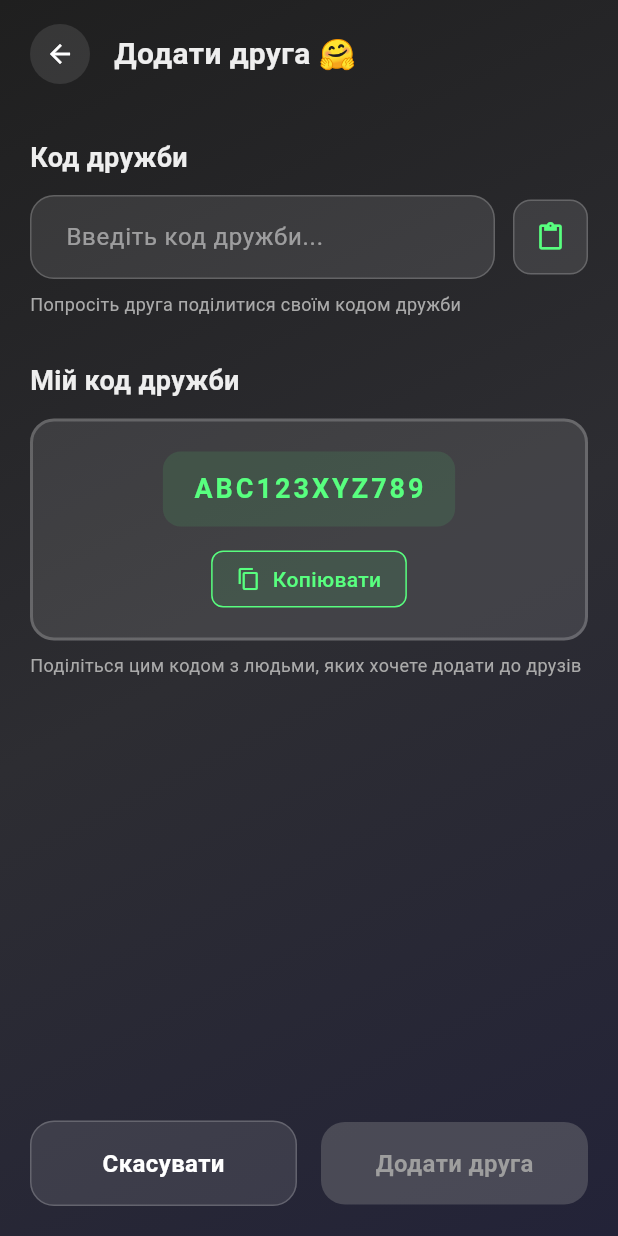
After one commit to Kvazar-213452/Voxta-mobile, a Flutter app: the AddFriendScreen screen opened directly, on a phone screen of 412 x 824 dp. The commit adds this screen. Run offline on Flutter 3.47's test engine with Material 3 defaults, Android fonts, the phone set to English and light mode, and no system bars; our stand-ins replace flutter_secure_storage, image_picker, socket_io_client, sqflite, sqflite_common_ffi; missing offline and left inert: asn1lib, pointycastle; accounts and stored records are empty.

Commit message:
add add firend window

```diff
--- a/lib/screens/main_screen.dart
+++ b/lib/screens/main_screen.dart
@@ -5,10 +5,11 @@ import 'widgets/main/chat_room_widget.dart';
 import 'widgets/main/loading_screen_widget.dart';
 import 'widgets/main/empty_state_widget.dart';
 import 'widgets/main/app_background.dart';
-import 'widgets/main/windows/settings/settings_window.dart';
+import 'widgets/main/windows/settings/settings_windo.dart';
 import '../services/chat/socket_service.dart';
 import '../../models/storage_user.dart';
-import 'widgets/main/windows/add_chat/add_chat_windows.dart';
+import 'widgets/main/windows/add_chat/add_chat_window.dart';
+import 'widgets/main/windows/add_friend/add_friend_window.dart';
 
 class MainScreen extends StatefulWidget {
   const MainScreen({super.key});
@@ -16,7 +17,7 @@ class MainScreen extends StatefulWidget {
   @override
   State<MainScreen> createState() => _MainScreenState();
 }
-// ChatListWidget
+
 class _MainScreenState extends State<MainScreen> {
   int currentIndex = 0;
   String currentChatName = "Оберіть чат";
@@ -191,6 +192,7 @@ class _MainScreenState extends State<MainScreen> {
       onChatTap: _onChatTap,
       onSettingsTap: _openSettings,
       onAddChatTap: _openAddChat,
+      onAddFriendTap: _openAddFriend,
     );
   }
 
@@ -327,4 +329,12 @@ class _MainScreenState extends State<MainScreen> {
       builder: (context) => const AddChatScreen(),
     );
   }
+
+  void _openAddFriend() {
+    showDialog(
+      context: context,
+      barrierDismissible: false,
+      builder: (context) => const AddFriendScreen(),
+    );
+  }
 }
--- a/lib/screens/widgets/main/chat_list_widget.dart
+++ b/lib/screens/widgets/main/chat_list_widget.dart
@@ -8,6 +8,7 @@ class ChatListWidget extends StatelessWidget {
   final Function(ChatItem) onChatTap;
   final VoidCallback onSettingsTap;
   final VoidCallback onAddChatTap;
+  final VoidCallback onAddFriendTap;
 
   const ChatListWidget({
     super.key,
@@ -16,6 +17,7 @@ class ChatListWidget extends StatelessWidget {
     required this.onChatTap,
     required this.onSettingsTap,
     required this.onAddChatTap,
+    required this.onAddFriendTap,
   });
 
   @override
@@ -48,7 +50,7 @@ class ChatListWidget extends StatelessWidget {
                         ),
                         Row(
                           children: [
-                            _buildHeaderButton(Icons.group, () {}),
+                            _buildHeaderButton(Icons.group, onAddFriendTap),
                             const SizedBox(width: 8),
                             _buildHeaderButton(Icons.add, onAddChatTap),
                             const SizedBox(width: 8),
--- /dev/null
+++ b/lib/screens/widgets/main/windows/add_friend/add_friend_window.dart
@@ -0,0 +1,337 @@
+import 'package:flutter/material.dart';
+import 'package:flutter/services.dart';
+import 'header.dart';
+import 'footer.dart';
+
+class AddFriendScreen extends StatefulWidget {
+  const AddFriendScreen({super.key});
+
+  @override
+  State<AddFriendScreen> createState() => _AddFriendScreenState();
+}
+
+class _AddFriendScreenState extends State<AddFriendScreen> with TickerProviderStateMixin {
+  final TextEditingController _friendCodeController = TextEditingController();
+  final TextEditingController _friendNameController = TextEditingController();
+
+  bool _isFormValid = false;
+  String _selectedFriendType = 'friend';
+
+  late AnimationController _animationController;
+  late Animation<double> _slideAnimation;
+  late Animation<double> _fadeAnimation;
+
+  @override
+  void initState() {
+    super.initState();
+
+    _animationController = AnimationController(
+      duration: const Duration(milliseconds: 300),
+      vsync: this,
+    );
+
+    _slideAnimation = Tween<double>(
+      begin: 1.0,
+      end: 0.0,
+    ).animate(CurvedAnimation(
+      parent: _animationController,
+      curve: Curves.easeOutCubic,
+    ));
+
+    _fadeAnimation = Tween<double>(
+      begin: 0.0,
+      end: 1.0,
+    ).animate(CurvedAnimation(
+      parent: _animationController,
+      curve: Curves.easeOut,
+    ));
+
+    _animationController.forward();
+
+    _friendCodeController.addListener(_validateForm);
+    _friendNameController.addListener(_validateForm);
+  }
+
+  @override
+  void dispose() {
+    _animationController.dispose();
+    _friendCodeController.dispose();
+    _friendNameController.dispose();
+    super.dispose();
+  }
+
+  void _validateForm() {
+    setState(() {
+      _isFormValid = _friendCodeController.text.trim().isNotEmpty;
+    });
+  }
+
+  void _closeScreen() {
+    _animationController.reverse().then((_) {
+      Navigator.of(context).pop();
+    });
+  }
+
+  void _addFriend() {
+    if (_isFormValid) {
+      // Here you would typically call your friend addition logic
+      print('Adding friend with code: ${_friendCodeController.text}');
+      print('Friend name: ${_friendNameController.text}');
+      print('Friend type: $_selectedFriendType');
+
+      _closeScreen();
+    }
+  }
+
+  void _pasteFromClipboard() async {
+    ClipboardData? data = await Clipboard.getData('text/plain');
+    if (data != null) {
+      _friendCodeController.text = data.text ?? '';
+    }
+  }
+
+  @override
+  Widget build(BuildContext context) {
+    return AnimatedBuilder(
+      animation: _animationController,
+      builder: (context, child) {
+        return Scaffold(
+          backgroundColor: const Color(0xFF1A1A1A),
+          body: Transform.translate(
+            offset: Offset(MediaQuery.of(context).size.width * _slideAnimation.value, 0),
+            child: Opacity(
+              opacity: _fadeAnimation.value,
+              child: Container(
+                decoration: const BoxDecoration(
+                  gradient: LinearGradient(
+                    begin: Alignment.topLeft,
+                    end: Alignment.bottomRight,
+                    colors: [
+                      Color(0xFF1F1F1F),
+                      Color(0xFF2D2D32),
+                      Color(0xFF232338),
+                    ],
+                  ),
+                ),
+                child: SafeArea(
+                  child: Column(
+                    children: [
+                      FriendHeader(onBack: _closeScreen),
+                      Expanded(
+                        child: _buildBody(),
+                      ),
+                      FriendFooter(
+                        onCancel: _closeScreen,
+                        onAdd: _addFriend,
+                        isFormValid: _isFormValid,
+                      ),
+                    ],
+                  ),
+                ),
+              ),
+            ),
+          ),
+        );
+      },
+    );
+  }
+
+  Widget _buildBody() {
+    return SingleChildScrollView(
+      padding: const EdgeInsets.all(20),
+      child: Column(
+        crossAxisAlignment: CrossAxisAlignment.start,
+        children: [
+          _buildFriendCodeSection(),
+          const SizedBox(height: 30),
+          _buildMyCodeSection(),
+          const SizedBox(height: 40),
+        ],
+      ),
+    );
+  }
+
+  Widget _buildFriendCodeSection() {
+    return Column(
+      crossAxisAlignment: CrossAxisAlignment.start,
+      children: [
+        const Text(
+          'Код дружби',
+          style: TextStyle(
+            fontSize: 18,
+            fontWeight: FontWeight.w600,
+            color: Color(0xFFEEEEEE),
+          ),
+        ),
+        const SizedBox(height: 12),
+        Row(
+          children: [
+            Expanded(
+              child: TextField(
+                controller: _friendCodeController,
+                style: const TextStyle(
+                  color: Color(0xFFEEEEEE),
+                  fontSize: 16,
+                ),
+                decoration: InputDecoration(
+                  hintText: 'Введіть код дружби...',
+                  hintStyle: TextStyle(
+                    color: Colors.white.withOpacity(0.5),
+                  ),
+                  filled: true,
+                  fillColor: const Color(0x1AFFFFFF),
+                  border: OutlineInputBorder(
+                    borderRadius: BorderRadius.circular(16),
+                    borderSide: BorderSide(
+                      color: Colors.white.withOpacity(0.2),
+                    ),
+                  ),
+                  enabledBorder: OutlineInputBorder(
+                    borderRadius: BorderRadius.circular(16),
+                    borderSide: BorderSide(
+                      color: Colors.white.withOpacity(0.2),
+                    ),
+                  ),
+                  focusedBorder: OutlineInputBorder(
+                    borderRadius: BorderRadius.circular(16),
+                    borderSide: const BorderSide(
+                      color: Color(0xFF58FF7F),
+                      width: 2,
+                    ),
+                  ),
+                  contentPadding: const EdgeInsets.symmetric(
+                    horizontal: 20,
+                    vertical: 16,
+                  ),
+                ),
+              ),
+            ),
+            const SizedBox(width: 12),
+            GestureDetector(
+              onTap: _pasteFromClipboard,
+              child: Container(
+                width: 50,
+                height: 50,
+                decoration: BoxDecoration(
+                  color: const Color(0x1AFFFFFF),
+                  border: Border.all(
+                    color: Colors.white.withOpacity(0.2),
+                  ),
+                  borderRadius: BorderRadius.circular(12),
+                ),
+                child: Icon(
+                  Icons.content_paste,
+                  color: const Color(0xFF58FF7F),
+                  size: 20,
+                ),
+              ),
+            ),
+          ],
+        ),
+        const SizedBox(height: 8),
+        const Text(
+          'Попросіть друга поділитися своїм кодом дружби',
+          style: TextStyle(
+            fontSize: 12,
+            color: Color(0xFFAAAAAA),
+          ),
+        ),
+      ],
+    );
+  }
+
+ Widget _buildMyCodeSection() {
+    return Column(
+      crossAxisAlignment: CrossAxisAlignment.start,
+      children: [
+        const Text(
+          'Мій код дружби',
+          style: TextStyle(
+            fontSize: 18,
+            fontWeight: FontWeight.w600,
+            color: Color(0xFFEEEEEE),
+          ),
+        ),
+        const SizedBox(height: 12),
+        Container(
+          width: double.infinity,
+          padding: const EdgeInsets.all(20),
+          decoration: BoxDecoration(
+            color: const Color(0x1AFFFFFF),
+            border: Border.all(
+              color: Colors.white.withOpacity(0.2),
+              width: 2,
+            ),
+            borderRadius: BorderRadius.circular(16),
+          ),
+          child: Column(
+            children: [
+              Container(
+                padding: const EdgeInsets.symmetric(horizontal: 20, vertical: 12),
+                decoration: BoxDecoration(
+                  color: const Color(0xFF58FF7F).withOpacity(0.1),
+                  borderRadius: BorderRadius.circular(12),
+                ),
+                child: const Text(
+                  'ABC123XYZ789',
+                  style: TextStyle(
+                    fontSize: 18,
+                    fontWeight: FontWeight.bold,
+                    color: Color(0xFF58FF7F),
+                    letterSpacing: 2,
+                  ),
+                ),
+              ),
+              const SizedBox(height: 16),
+              GestureDetector(
+                onTap: () {
+                  Clipboard.setData(const ClipboardData(text: 'ABC123XYZ789'));
+                  ScaffoldMessenger.of(context).showSnackBar(
+                    const SnackBar(
+                      content: Text('Код скопійовано!'),
+                      backgroundColor: Color(0xFF58FF7F),
+                    ),
+                  );
+                },
+                child: Container(
+                  padding: const EdgeInsets.symmetric(horizontal: 16, vertical: 8),
+                  decoration: BoxDecoration(
+                    color: const Color(0xFF58FF7F).withOpacity(0.1),
+                    border: Border.all(color: const Color(0xFF58FF7F)),
+                    borderRadius: BorderRadius.circular(8),
+                  ),
+                  child: Row(
+                    mainAxisSize: MainAxisSize.min,
+                    children: const [
+                      Icon(
+                        Icons.copy,
+                        color: Color(0xFF58FF7F),
+                        size: 16,
+                      ),
+                      SizedBox(width: 8),
+                      Text(
+                        'Копіювати',
+                        style: TextStyle(
+                          color: Color(0xFF58FF7F),
+                          fontWeight: FontWeight.w500,
+                        ),
+                      ),
+                    ],
+                  ),
+                ),
+              ),
+            ],
+          ),
+        ),
+        const SizedBox(height: 8),
+        const Text(
+          'Поділіться цим кодом з людьми, яких хочете додати до друзів',
+          style: TextStyle(
+            fontSize: 12,
+            color: Color(0xFFAAAAAA),
+          ),
+        ),
+      ],
+    );
+  }
+}
--- /dev/null
+++ b/lib/screens/widgets/main/windows/add_friend/footer.dart
@@ -0,0 +1,76 @@
+import 'package:flutter/material.dart';
+
+class FriendFooter extends StatelessWidget {
+  final VoidCallback onCancel;
+  final VoidCallback onAdd;
+  final bool isFormValid;
+
+  const FriendFooter({
+    super.key,
+    required this.onCancel,
+    required this.onAdd,
+    required this.isFormValid,
+  });
+
+  @override
+  Widget build(BuildContext context) {
+    return Container(
+      padding: const EdgeInsets.all(20),
+      child: Row(
+        children: [
+          Expanded(
+            child: GestureDetector(
+              onTap: onCancel,
+              child: Container(
+                padding: const EdgeInsets.symmetric(vertical: 16),
+                decoration: BoxDecoration(
+                  color: Colors.white.withOpacity(0.1),
+                  borderRadius: BorderRadius.circular(16),
+                  border: Border.all(
+                    color: Colors.white.withOpacity(0.2),
+                  ),
+                ),
+                child: const Center(
+                  child: Text(
+                    'Скасувати',
+                    style: TextStyle(
+                      fontSize: 16,
+                      fontWeight: FontWeight.w600,
+                      color: Colors.white,
+                    ),
+                  ),
+                ),
+              ),
+            ),
+          ),
+          const SizedBox(width: 16),
+          Expanded(
+            child: GestureDetector(
+              onTap: isFormValid ? onAdd : null,
+              child: AnimatedContainer(
+                duration: const Duration(milliseconds: 200),
+                padding: const EdgeInsets.symmetric(vertical: 16),
+                decoration: BoxDecoration(
+                  color: isFormValid
+                      ? const Color(0xFF58FF7F)
+                      : Colors.grey.withOpacity(0.3),
+                  borderRadius: BorderRadius.circular(16),
+                ),
+                child: Center(
+                  child: Text(
+                    'Додати друга',
+                    style: TextStyle(
+                      fontSize: 16,
+                      fontWeight: FontWeight.w600,
+                      color: isFormValid ? Colors.black : Colors.grey,
+                    ),
+                  ),
+                ),
+              ),
+            ),
+          ),
+        ],
+      ),
+    );
+  }
+}
--- /dev/null
+++ b/lib/screens/widgets/main/windows/add_friend/header.dart
@@ -0,0 +1,46 @@
+import 'package:flutter/material.dart';
+
+class FriendHeader extends StatelessWidget {
+  final VoidCallback onBack;
+
+  const FriendHeader({
+    super.key,
+    required this.onBack,
+  });
+
+  @override
+  Widget build(BuildContext context) {
+    return Container(
+      padding: const EdgeInsets.symmetric(horizontal: 20, vertical: 16),
+      child: Row(
+        children: [
+          GestureDetector(
+            onTap: onBack,
+            child: Container(
+              width: 40,
+              height: 40,
+              decoration: BoxDecoration(
+                color: Colors.white.withOpacity(0.1),
+                borderRadius: BorderRadius.circular(20),
+              ),
+              child: const Icon(
+                Icons.arrow_back,
+                color: Colors.white,
+                size: 20,
+              ),
+            ),
+          ),
+          const SizedBox(width: 16),
+          const Text(
+            'Додати друга 🤗',
+            style: TextStyle(
+              fontSize: 20,
+              fontWeight: FontWeight.bold,
+              color: Color(0xFFEEEEEE),
+            ),
+          ),
+        ],
+      ),
+    );
+  }
+}
```
Also changed, not shown: lib/screens/widgets/main/windows/add_chat/add_chat_window.dart (renamed from lib/screens/widgets/main/windows/add_chat/add_chat_windows.dart), lib/screens/widgets/main/windows/settings/settings_windo.dart (renamed from lib/screens/widgets/main/windows/settings/settings_window.dart).
